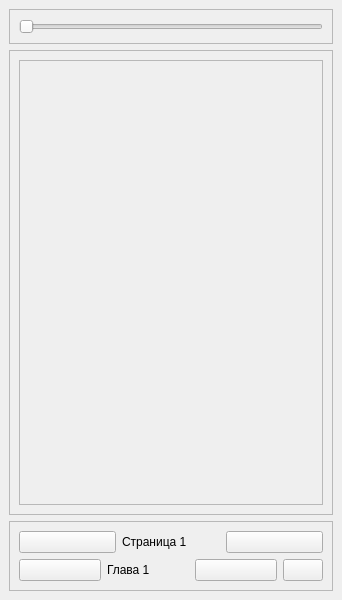
Above: data/ui/reader.ui from brandonzorn/Nlight before the change. Below: the same form after it.
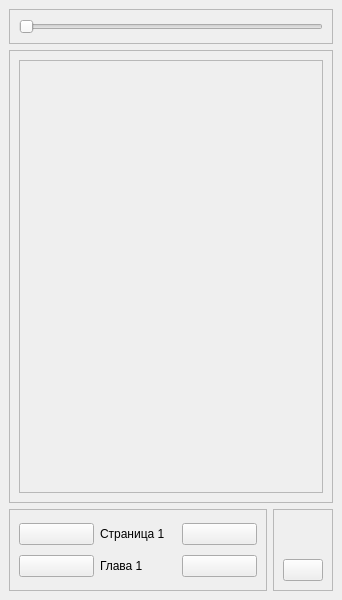
That is the form after the change. Icons and pictures are not drawn.

The edit to the form file:
```diff
--- a/data/ui/reader.ui
+++ b/data/ui/reader.ui
@@ -1,7 +1,7 @@
 <?xml version="1.0" encoding="UTF-8"?>
 <ui version="4.0">
- <class>MainWindow</class>
- <widget class="QMainWindow" name="MainWindow">
+ <class>ReaderWindow</class>
+ <widget class="QMainWindow" name="ReaderWindow">
   <property name="geometry">
    <rect>
     <x>0</x>
@@ -25,22 +25,6 @@
    </property>
    <layout class="QVBoxLayout" name="verticalLayout_2">
     <item>
-     <widget class="QStackedWidget" name="stackedWidget">
-      <widget class="QWidget" name="page">
-       <layout class="QVBoxLayout" name="verticalLayout_3">
-        <property name="leftMargin">
-         <number>0</number>
-        </property>
-        <property name="topMargin">
-         <number>0</number>
-        </property>
-        <property name="rightMargin">
-         <number>0</number>
-        </property>
-        <property name="bottomMargin">
-         <number>0</number>
-        </property>
-        <item>
          <widget class="QFrame" name="size_frame">
           <property name="frameShape">
            <enum>QFrame::StyledPanel</enum>
@@ -73,6 +57,12 @@
         </item>
         <item>
          <widget class="QFrame" name="content_frame">
+      <property name="sizePolicy">
+       <sizepolicy hsizetype="Preferred" vsizetype="Expanding">
+        <horstretch>0</horstretch>
+        <verstretch>0</verstretch>
+       </sizepolicy>
+      </property>
           <property name="frameShape">
            <enum>QFrame::StyledPanel</enum>
           </property>
@@ -100,9 +90,12 @@
                 <x>0</x>
                 <y>0</y>
                 <width>302</width>
-                <height>432</height>
-               </rect>
-              </property>
+            <height>418</height>
+           </rect>
+          </property>
+          <property name="autoFillBackground">
+           <bool>true</bool>
+          </property>
               <property name="styleSheet">
                <string notr="true"/>
               </property>
@@ -149,7 +142,15 @@
          </widget>
         </item>
         <item>
+     <layout class="QHBoxLayout" name="horizontalLayout_4">
+      <item>
          <widget class="QFrame" name="actions_frame">
+        <property name="sizePolicy">
+         <sizepolicy hsizetype="Expanding" vsizetype="Preferred">
+          <horstretch>0</horstretch>
+          <verstretch>0</verstretch>
+         </sizepolicy>
+        </property>
           <property name="frameShape">
            <enum>QFrame::StyledPanel</enum>
           </property>
@@ -171,8 +172,8 @@
                 <string/>
                </property>
                <property name="icon">
-                <iconset resource="../../desu_res.qrc">
-                 <normaloff>:/icons/data/icons/prev.png</normaloff>:/icons/data/icons/prev.png</iconset>
+              <iconset resource="../../nlight_res.qrc">
+               <normaloff>:/arrows_white/data/icons/buttons/svg_24dp_white/arrows/arrow_back_ios.svg</normaloff>:/arrows_white/data/icons/buttons/svg_24dp_white/arrows/arrow_back_ios.svg</iconset>
                </property>
                <property name="shortcut">
                 <string>Left</string>
@@ -198,8 +199,8 @@
                 <string/>
                </property>
                <property name="icon">
-                <iconset resource="../../desu_res.qrc">
-                 <normaloff>:/icons/data/icons/next.png</normaloff>:/icons/data/icons/next.png</iconset>
+              <iconset resource="../../nlight_res.qrc">
+               <normaloff>:/arrows_white/data/icons/buttons/svg_24dp_white/arrows/arrow_forward_ios.svg</normaloff>:/arrows_white/data/icons/buttons/svg_24dp_white/arrows/arrow_forward_ios.svg</iconset>
                </property>
                <property name="shortcut">
                 <string>Right</string>
@@ -222,8 +223,8 @@
                 <string/>
                </property>
                <property name="icon">
-                <iconset resource="../../desu_res.qrc">
-                 <normaloff>:/icons/data/icons/double_prev.png</normaloff>:/icons/data/icons/double_prev.png</iconset>
+              <iconset resource="../../nlight_res.qrc">
+               <normaloff>:/arrows_white/data/icons/buttons/svg_24dp_white/arrows/double_arrow_left.svg</normaloff>:/arrows_white/data/icons/buttons/svg_24dp_white/arrows/double_arrow_left.svg</iconset>
                </property>
                <property name="shortcut">
                 <string>Down</string>
@@ -249,22 +250,46 @@
                 <string/>
                </property>
                <property name="icon">
-                <iconset resource="../../desu_res.qrc">
-                 <normaloff>:/icons/data/icons/double_next.png</normaloff>:/icons/data/icons/double_next.png</iconset>
+              <iconset resource="../../nlight_res.qrc">
+               <normaloff>:/arrows_white/data/icons/buttons/svg_24dp_white/arrows/double_arrow_right.svg</normaloff>:/arrows_white/data/icons/buttons/svg_24dp_white/arrows/double_arrow_right.svg</iconset>
                </property>
                <property name="shortcut">
                 <string>Up</string>
                </property>
               </widget>
              </item>
+          </layout>
+         </item>
+        </layout>
+       </widget>
+      </item>
+      <item>
+       <widget class="QFrame" name="frame">
+        <property name="frameShape">
+         <enum>QFrame::StyledPanel</enum>
+        </property>
+        <property name="frameShadow">
+         <enum>QFrame::Raised</enum>
+        </property>
+        <layout class="QVBoxLayout" name="verticalLayout_3">
+         <item>
+          <spacer name="verticalSpacer">
+           <property name="orientation">
+            <enum>Qt::Vertical</enum>
+           </property>
+           <property name="sizeType">
+            <enum>QSizePolicy::Minimum</enum>
+           </property>
+           <property name="sizeHint" stdset="0">
+            <size>
+             <width>20</width>
+             <height>40</height>
+            </size>
+           </property>
+          </spacer>
+         </item>
              <item>
               <widget class="QPushButton" name="fullscreen_btn">
-               <property name="sizePolicy">
-                <sizepolicy hsizetype="Maximum" vsizetype="Fixed">
-                 <horstretch>0</horstretch>
-                 <verstretch>0</verstretch>
-                </sizepolicy>
-               </property>
                <property name="cursor">
                 <cursorShape>PointingHandCursor</cursorShape>
                </property>
@@ -275,22 +300,22 @@
                 <string/>
                </property>
                <property name="icon">
-                <iconset resource="../../desu_res.qrc">
-                 <normaloff>:/icons/data/icons/fullscreen.png</normaloff>:/icons/data/icons/fullscreen.png</iconset>
+            <iconset resource="../../nlight_res.qrc">
+             <normaloff>:/actions_white/data/icons/buttons/svg_24dp_white/actions/fullscreen.svg</normaloff>
+             <normalon>:/actions_white/data/icons/buttons/svg_24dp_white/actions/fullscreen_exit.svg</normalon>:/actions_white/data/icons/buttons/svg_24dp_white/actions/fullscreen.svg</iconset>
                </property>
                <property name="shortcut">
                 <string>F11</string>
                </property>
+           <property name="checkable">
+            <bool>true</bool>
+           </property>
               </widget>
              </item>
             </layout>
-           </item>
-          </layout>
          </widget>
         </item>
        </layout>
-      </widget>
-     </widget>
     </item>
    </layout>
   </widget>
```
Left out of the diff: 2 changed lines with no effect on the pictures. Lines whose indentation alone changed are shown as unchanged.
